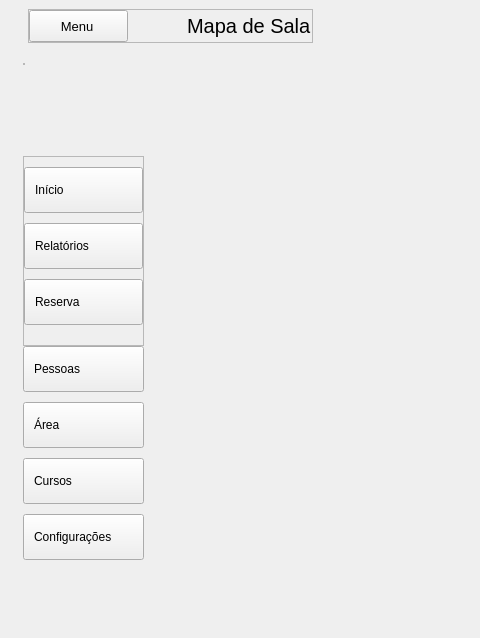
Qt form App/view/ui/home.ui (Senac-SOR-ADS/Mapa-de-Sala) before a commit; both pictures show x 0 to 480 and y 0 to 638 of the 1260 by 742 pixel window.
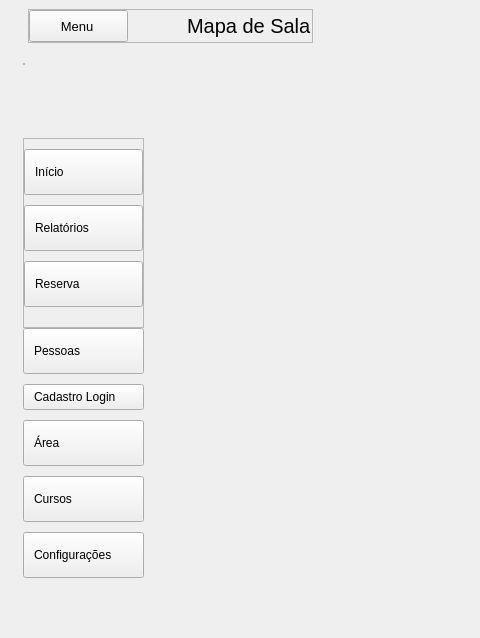
The same form after that commit. Icons and pictures are not drawn.

Commit message: cadastro Login add agr

What changed in the file:
```diff
--- a/App/view/ui/home.ui
+++ b/App/view/ui/home.ui
@@ -544,6 +544,13 @@
                </property>
               </widget>
              </item>
+             <item>
+              <widget class="QPushButton" name="btnCadastroLogin">
+               <property name="text">
+                <string>Cadastro Login</string>
+               </property>
+              </widget>
+             </item>
              <item>
               <widget class="QPushButton" name="btnArea">
                <property name="minimumSize">
```
The commit also changes 2 other files.
